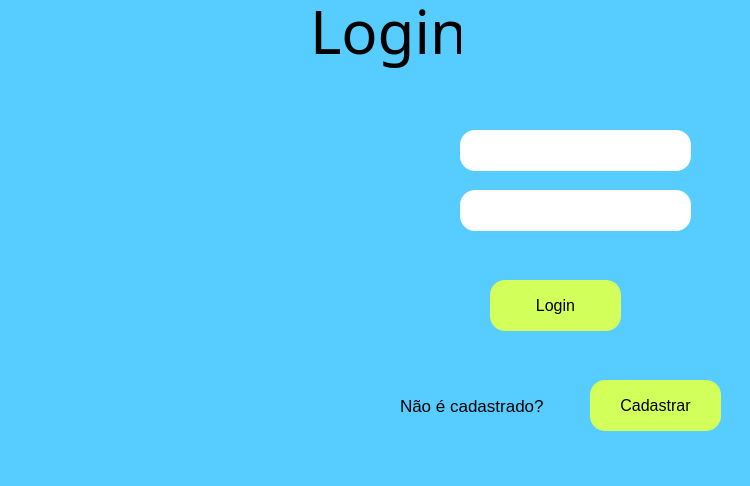
Old version of the form tela_login.ui in the repository ImpactPark/Cadastro_Produtos.
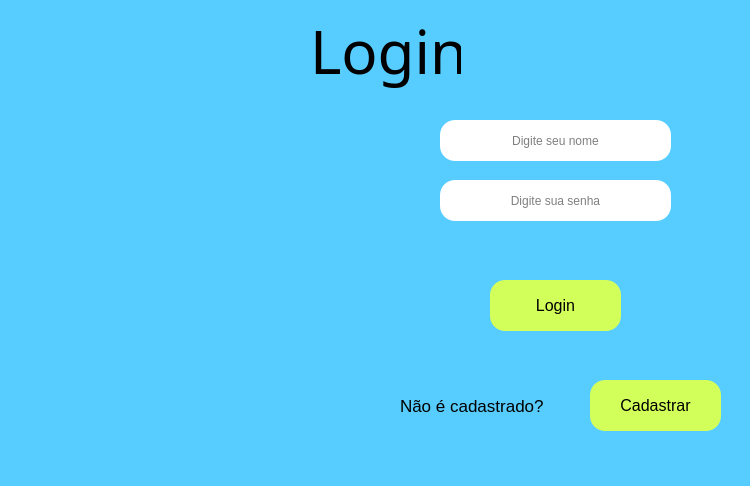
New version of the form. Icons and pictures are not drawn.

Diff of the .ui file:
```diff
--- a/tela_login.ui
+++ b/tela_login.ui
@@ -13,6 +13,9 @@
   <property name="windowTitle">
    <string>MainWindow</string>
   </property>
+  <property name="layoutDirection">
+   <enum>Qt::RightToLeft</enum>
+  </property>
   <property name="styleSheet">
    <string notr="true">background-color: rgb(87, 205, 255);</string>
   </property>
@@ -20,18 +23,37 @@
    <widget class="QLineEdit" name="lineEdit">
     <property name="geometry">
      <rect>
-      <x>460</x>
-      <y>130</y>
+      <x>440</x>
+      <y>120</y>
       <width>231</width>
       <height>41</height>
      </rect>
     </property>
+    <property name="toolTip">
+     <string>&lt;html&gt;&lt;head/&gt;&lt;body&gt;&lt;p align=&quot;center&quot;&gt;&lt;br/&gt;&lt;/p&gt;&lt;/body&gt;&lt;/html&gt;</string>
+    </property>
+    <property name="layoutDirection">
+     <enum>Qt::LeftToRight</enum>
+    </property>
     <property name="styleSheet">
      <string notr="true">background-color: rgb(255, 255, 255);
 border-radius: 15px;
 border-stule: outset;
 border-width: 2px;
-border-color: rgb(0, 0, 0);</string>
+border-color: rgb(0, 0, 0);
+font: 12pt &quot;Microsoft YaHei UI&quot;;
+
+
+</string>
+    </property>
+    <property name="text">
+     <string/>
+    </property>
+    <property name="alignment">
+     <set>Qt::AlignCenter</set>
+    </property>
+    <property name="placeholderText">
+     <string>Digite seu nome</string>
     </property>
    </widget>
    <widget class="QLabel" name="label">
@@ -81,8 +103,8 @@
    <widget class="QLineEdit" name="lineEdit_2">
     <property name="geometry">
      <rect>
-      <x>460</x>
-      <y>190</y>
+      <x>440</x>
+      <y>180</y>
       <width>231</width>
       <height>41</height>
      </rect>
@@ -92,8 +114,20 @@
 border-radius: 15px;
 border-stule: outset;
 border-width: 2px;
+border-color: rgb(0, 0, 0);
+font: 12pt &quot;Microsoft YaHei UI&quot;;
+
 </string>
     </property>
+    <property name="text">
+     <string/>
+    </property>
+    <property name="alignment">
+     <set>Qt::AlignCenter</set>
+    </property>
+    <property name="placeholderText">
+     <string>Digite sua senha</string>
+    </property>
    </widget>
    <widget class="QPushButton" name="pushButton_3">
     <property name="geometry">
@@ -124,8 +158,8 @@
    <widget class="QLabel" name="label_2">
     <property name="geometry">
      <rect>
-      <x>410</x>
-      <y>130</y>
+      <x>390</x>
+      <y>120</y>
       <width>41</width>
       <height>41</height>
      </rect>
@@ -140,8 +174,8 @@
    <widget class="QLabel" name="label_3">
     <property name="geometry">
      <rect>
-      <x>410</x>
-      <y>180</y>
+      <x>390</x>
+      <y>170</y>
       <width>31</width>
       <height>51</height>
      </rect>
@@ -172,9 +206,9 @@
    <widget class="QLabel" name="label_5">
     <property name="geometry">
      <rect>
-      <x>460</x>
+      <x>450</x>
       <y>240</y>
-      <width>241</width>
+      <width>221</width>
       <height>31</height>
      </rect>
     </property>
@@ -194,7 +228,7 @@
     <property name="geometry">
      <rect>
       <x>310</x>
-      <y>-10</y>
+      <y>10</y>
       <width>151</width>
       <height>81</height>
      </rect>
```
Left out of the diff: 1 changed line with no effect on the pictures.
